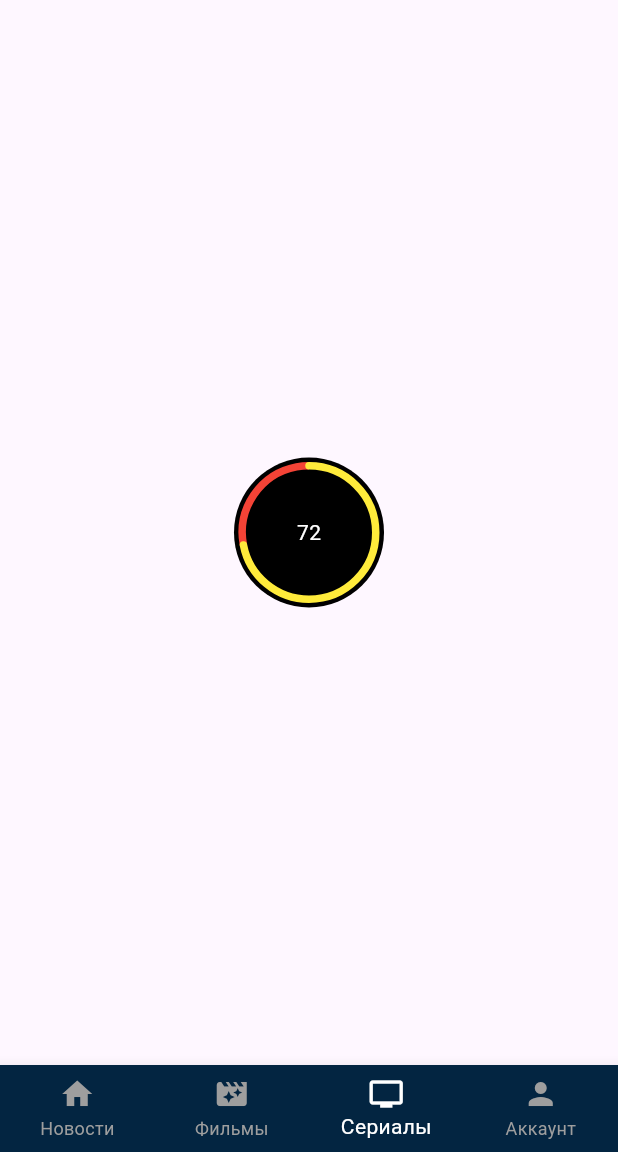
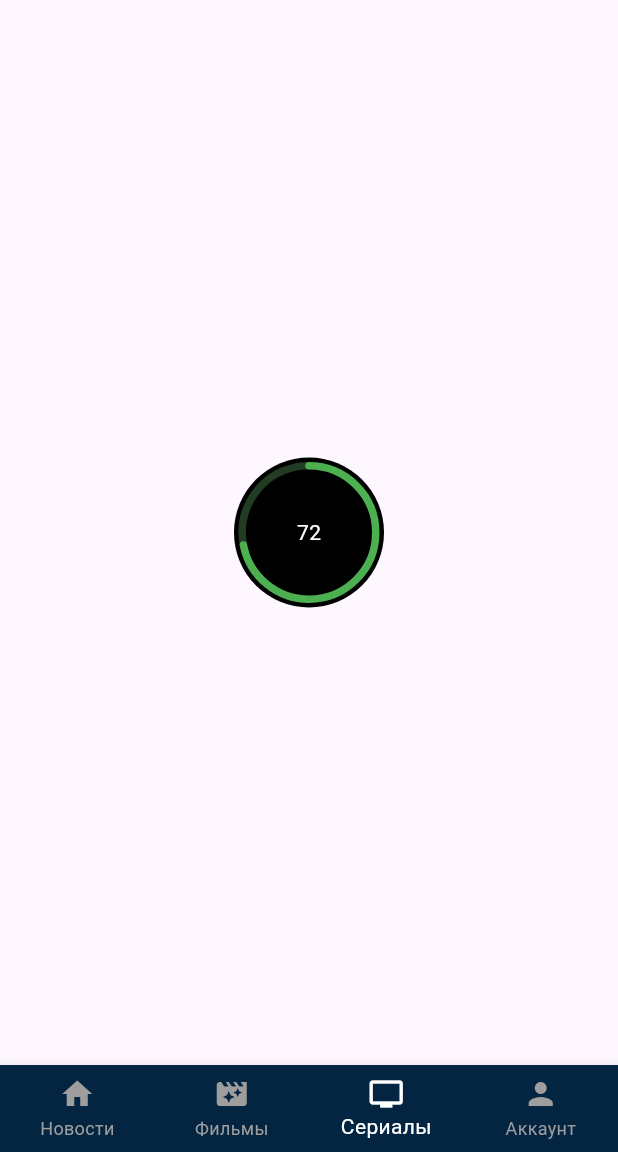
Before and after one commit to ComputerHakka/TMDB_Application, a Flutter app: the MainScreenWidget screen opened directly, item 3 of the bottom bar chosen, on a phone screen of 412 x 824 dp, the part 84-1236 px from its top. Run offline on Flutter 3.47's test engine with Material 3 defaults, Android fonts, the phone set to English and light mode, and no system bars; our stand-ins replace flutter_secure_storage; accounts and stored records are empty; network calls fail.

Commit message:
Design adjustments

```diff
--- /dev/null
+++ b/lib/ui/theme/app_theme.dart
@@ -0,0 +1,5 @@
+import 'package:flutter/material.dart';
+
+class AppTheme {
+  static final ThemeData mainTheme = ThemeData();
+}
--- a/lib/ui/widgets/elements/radial_percent_widget.dart
+++ b/lib/ui/widgets/elements/radial_percent_widget.dart
@@ -6,8 +6,6 @@ class RadialPercentWidget extends StatelessWidget {
   final Widget child;
   final double percent;
   final Color fillColor;
-  final Color lineColor;
-  final Color freeColor;
   final double lineWidth;
 
   const RadialPercentWidget(
@@ -15,8 +13,6 @@ class RadialPercentWidget extends StatelessWidget {
       required this.child,
       required this.percent,
       required this.fillColor,
-      required this.lineColor,
-      required this.freeColor,
       required this.lineWidth});
 
   @override
@@ -26,14 +22,10 @@ class RadialPercentWidget extends StatelessWidget {
       children: [
         CustomPaint(
           painter: RadialPercentPainter(
-              percent: percent,
-              fillColor: fillColor,
-              lineColor: lineColor,
-              freeColor: freeColor,
-              lineWidth: lineWidth),
+              percent: percent, fillColor: fillColor, lineWidth: lineWidth),
         ),
         Padding(
-          padding: const EdgeInsets.all(11.0),
+          padding: const EdgeInsets.all(3.0),
           child: Center(child: child),
         ),
       ],
@@ -44,30 +36,42 @@ class RadialPercentWidget extends StatelessWidget {
 class RadialPercentPainter extends CustomPainter {
   final double percent;
   final Color fillColor;
-  final Color lineColor;
-  final Color freeColor;
   final double lineWidth;
 
   RadialPercentPainter(
       {super.repaint,
       required this.percent,
       required this.fillColor,
-      required this.lineColor,
-      required this.freeColor,
       required this.lineWidth});
 
   @override
   void paint(Canvas canvas, Size size) {
     Rect arcRect = calculateArcsRect(size);
+    Color lineColor = getLineColor(percent).lineColor;
+    Color freeColor = getLineColor(percent).freeColor;
 
     drawBackground(canvas, size);
 
-    drawFreeArc(canvas, arcRect);
+    drawFreeArc(canvas, arcRect, freeColor);
 
-    drawFilledArc(canvas, arcRect);
+    drawFilledArc(canvas, arcRect, lineColor);
   }
 
-  void drawFilledArc(Canvas canvas, Rect arcRect) {
+  ({Color lineColor, Color freeColor}) getLineColor(double percent) {
+    var lineColor = percent > 0.69
+        ? Colors.green
+        : percent > 0.49
+            ? Colors.yellow
+            : Colors.red;
+    var freeColor = percent > 0.69
+        ? const Color.fromARGB(255, 34, 59, 35)
+        : percent > 0.49
+            ? const Color.fromARGB(255, 68, 65, 37)
+            : const Color.fromARGB(255, 59, 25, 22);
+    return (lineColor: lineColor, freeColor: freeColor);
+  }
+
+  void drawFilledArc(Canvas canvas, Rect arcRect, Color lineColor) {
     final feelPaint = Paint()
       ..color = lineColor
       ..style = PaintingStyle.stroke
@@ -77,7 +81,7 @@ class RadialPercentPainter extends CustomPainter {
     canvas.drawArc(arcRect, -pi / 2, pi * 2 * percent, false, feelPaint);
   }
 
-  void drawFreeArc(Canvas canvas, Rect arcRect) {
+  void drawFreeArc(Canvas canvas, Rect arcRect, Color freeColor) {
     final paint = Paint()
       ..color = freeColor
       ..style = PaintingStyle.stroke
--- a/lib/ui/widgets/movie_details/movie_details_main_screen_cast_widget.dart
+++ b/lib/ui/widgets/movie_details/movie_details_main_screen_cast_widget.dart
@@ -52,7 +52,7 @@ class _ActorListWidget extends StatelessWidget {
     var cast = model?.movieDetails?.credits.cast;
     if (cast == null || cast.isEmpty) return const SizedBox.shrink();
     return ListView.builder(
-      itemCount: 20,
+      itemCount: cast.length > 20 ? 20 : cast.length,
       itemExtent: 140,
       scrollDirection: Axis.horizontal,
       itemBuilder: (BuildContext constext, int index) {
--- a/lib/ui/widgets/serial_list/serial_list_widget.dart
+++ b/lib/ui/widgets/serial_list/serial_list_widget.dart
@@ -13,8 +13,6 @@ class SerialListWidget extends StatelessWidget {
         child: const RadialPercentWidget(
           percent: 0.72,
           fillColor: Colors.black,
-          lineColor: Colors.yellow,
-          freeColor: Colors.red,
           lineWidth: 5,
           child: Text(
             '72',
```
Also changed, not shown: lib/ui/widgets/movie_details/movie_details_main_info_widget.dart (+26 -5 lines).
